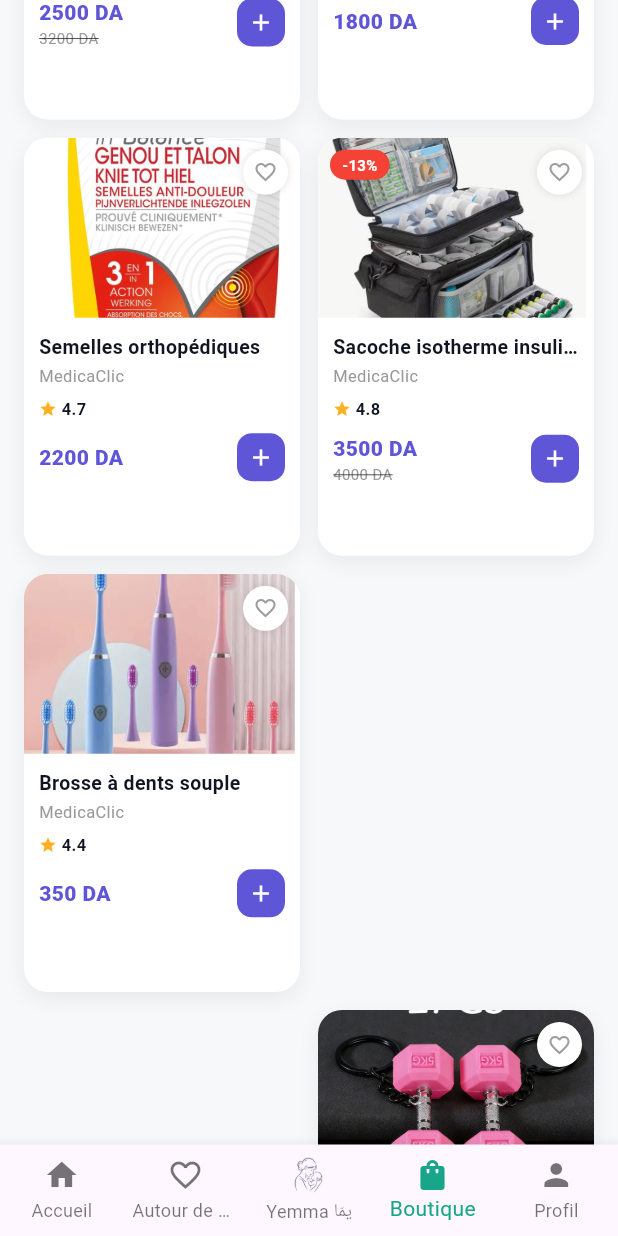
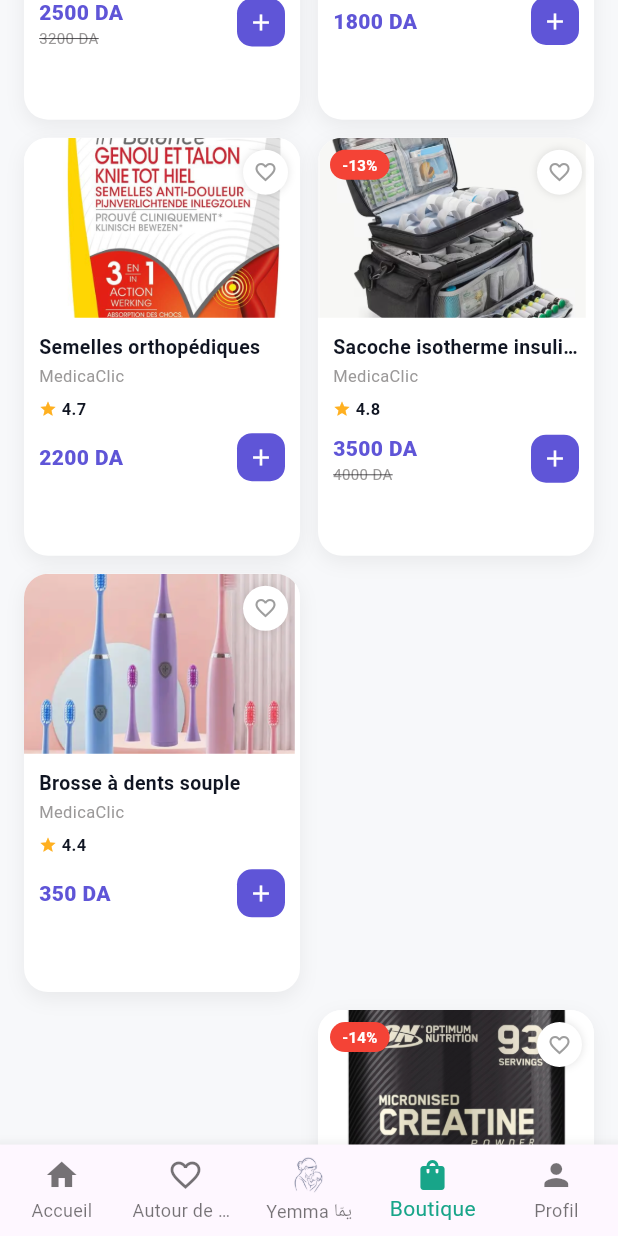
Before and after one commit to pfemoonbou-netizen/medicaclic, a Flutter app: the HomeScreen screen opened by its route, item 4 of the bottom bar chosen, scrolled down 1152 dp, on a phone screen of 412 x 824 dp. Run offline on Flutter 3.47's test engine with Material 3 defaults, Android fonts, the phone set to English and light mode, and no system bars; our stand-ins replace file_picker, flutter_map, geolocator, go_router, image_picker, latlong2 and 2 more; accounts and stored records are empty.

Commit message:
Boutique : retirer completement de la liste les produits dont l'image ne charge pas
Corrige les emplacements vides restants : quand une image echoue, le produit
est retire de la liste des le parent (pas juste cache visuellement), donc les
cartes suivantes se decalent et comblent le trou.

Co-Authored-By: Claude Opus 4.6 <noreply@anthropic.com>
Claude-Session: https://claude.ai/code/session_011W2p4idtsPLUqPjXsb6riq

```diff
--- a/lib/screens/pharmacy/pharmacy_screen.dart
+++ b/lib/screens/pharmacy/pharmacy_screen.dart
@@ -24,6 +24,9 @@ class _PharmacyScreenState extends State<PharmacyScreen> {
   String _role = '';
   final PageController _bannerController = PageController();
   int _bannerPage = 0;
+  // Produits dont l'image n'a pas charge : retires de l'affichage pour
+  // eviter un emplacement vide dans la grille/liste.
+  final Set<String> _hiddenProductIds = {};
 
   bool get _isAdmin => _role == 'admin';
 
@@ -78,8 +81,8 @@ class _PharmacyScreenState extends State<PharmacyScreen> {
   @override
   Widget build(BuildContext context) {
     final provider = context.watch<ProductProvider>();
-    final products = provider.byCategory(_category);
-    final featured = provider.featured;
+    final products = provider.byCategory(_category).where((p) => !_hiddenProductIds.contains(p.id)).toList();
+    final featured = provider.featured.where((p) => !_hiddenProductIds.contains(p.id)).toList();
 
     return Container(
       color: _bg,
@@ -117,7 +120,7 @@ class _PharmacyScreenState extends State<PharmacyScreen> {
                         scrollDirection: Axis.horizontal,
                         itemCount: featured.length,
                         separatorBuilder: (_, _) => const SizedBox(width: 12),
-                        itemBuilder: (context, i) => SizedBox(width: 165, child: ProductCard(product: featured[i], onAddToCart: () => _add(featured[i]))),
+                        itemBuilder: (context, i) => SizedBox(width: 165, child: ProductCard(product: featured[i], onAddToCart: () => _add(featured[i]), onImageError: () => setState(() => _hiddenProductIds.add(featured[i].id)))),
                       ),
                     ),
                     const SizedBox(height: 22),
@@ -131,7 +134,7 @@ class _PharmacyScreenState extends State<PharmacyScreen> {
                     shrinkWrap: true,
                     gridDelegate: const SliverGridDelegateWithFixedCrossAxisCount(crossAxisCount: 2, childAspectRatio: 0.66, crossAxisSpacing: 12, mainAxisSpacing: 12),
                     itemCount: products.length,
-                    itemBuilder: (context, i) => ProductCard(product: products[i], onAddToCart: () => _add(products[i])),
+                    itemBuilder: (context, i) => ProductCard(product: products[i], onAddToCart: () => _add(products[i]), onImageError: () => setState(() => _hiddenProductIds.add(products[i].id))),
                   ),
                   if (products.isEmpty)
                     const Padding(
--- a/lib/widgets/product_card.dart
+++ b/lib/widgets/product_card.dart
@@ -5,7 +5,10 @@ import '../screens/pharmacy/product_detail_screen.dart';
 class ProductCard extends StatefulWidget {
   final Product product;
   final VoidCallback onAddToCart;
-  const ProductCard({super.key, required this.product, required this.onAddToCart});
+  /// Appele si l'image du produit ne charge pas, pour que le parent
+  /// retire ce produit de la liste (evite un emplacement vide).
+  final VoidCallback? onImageError;
+  const ProductCard({super.key, required this.product, required this.onAddToCart, this.onImageError});
 
   @override
   State<ProductCard> createState() => _ProductCardState();
@@ -19,9 +22,11 @@ class _ProductCardState extends State<ProductCard> {
   bool _hidden = false;
 
   void _hideCard() {
-    if (!mounted || _hidden) return;
+    if (_hidden) return;
+    _hidden = true;
     WidgetsBinding.instance.addPostFrameCallback((_) {
-      if (mounted) setState(() => _hidden = true);
+      widget.onImageError?.call();
+      if (mounted) setState(() {});
     });
   }
 
```
